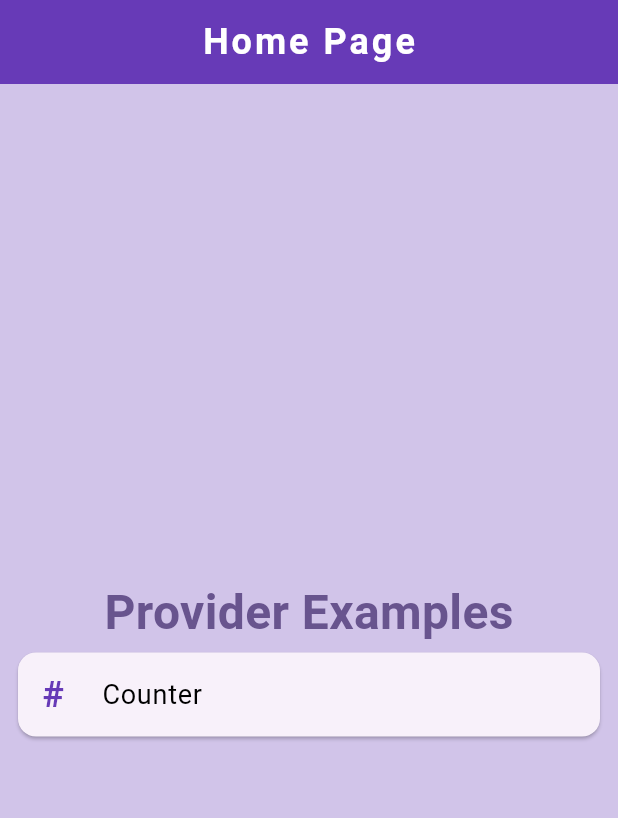
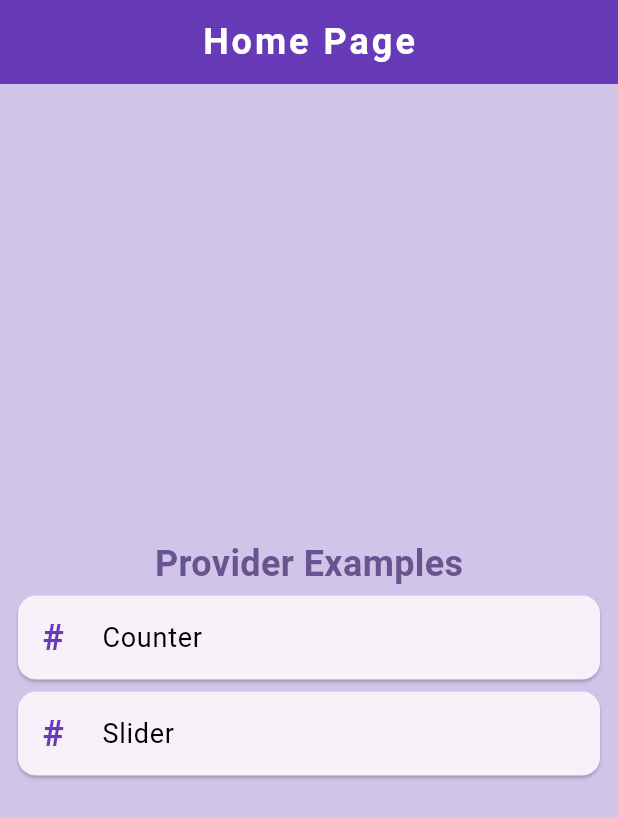
Before and after one commit to muhammadbilal254/learn_provider_flutter, a Flutter app: the screen it shows after launch, on a phone screen of 412 x 824 dp. Shown: the top 818 px of the screen. Run offline on Flutter 3.47's test engine with Material 3 defaults, Android fonts, the phone set to English and light mode, and no system bars; our stand-ins replace get.

Commit message:
slider with provider

```diff
--- a/lib/HomePage.dart
+++ b/lib/HomePage.dart
@@ -1,6 +1,7 @@
 import 'package:flutter/material.dart';
 import 'package:get/get.dart';
 import 'package:learn_provider/Examples/Counter/CounterPage.dart';
+import 'package:learn_provider/Examples/SliderExample/SliderPage.dart';
 
 class HomePage extends StatelessWidget {
   const HomePage({super.key});
@@ -21,7 +22,7 @@ class HomePage extends StatelessWidget {
             Text(
               "Provider Examples",
               style: TextStyle(
-                fontSize: 32,
+                fontSize: 24,
                 color: Theme.of(context).colorScheme.primary,
                 fontWeight: FontWeight.bold,
               ),
@@ -48,6 +49,29 @@ class HomePage extends StatelessWidget {
                   ),
                 ),
               ),
+            ),
+            Card(
+              child: ListTile(
+                onTap: () {
+                  Get.to(SliderPage());
+                },
+                leading: Text(
+                  "#",
+                  style: TextStyle(
+                    fontSize: 24,
+                    color: Colors.deepPurple,
+                    fontWeight: FontWeight.bold,
+                  ),
+                ),
+                title: Text(
+                  "Slider",
+                  style: TextStyle(
+                    fontSize: 18,
+                    color: Colors.black,
+                    fontWeight: FontWeight.w400,
+                  ),
+                ),
+              ),
             )
           ],
         ),
--- /dev/null
+++ b/lib/Provider/SliderProvider.dart
@@ -0,0 +1,11 @@
+import 'package:flutter/material.dart';
+
+class Sliderprovider extends ChangeNotifier {
+  double slider = 20;
+
+  void onSliderChange(double val) {
+    slider = val.ceilToDouble();
+    print("Slider : " + val.toString());
+    notifyListeners();
+  }
+}
--- a/lib/main.dart
+++ b/lib/main.dart
@@ -1,6 +1,9 @@
 import 'package:flutter/material.dart';
 import 'package:get/get.dart';
 import 'package:learn_provider/HomePage.dart';
+import 'package:learn_provider/Provider/CounterProvider.dart';
+import 'package:learn_provider/Provider/SliderProvider.dart';
+import 'package:provider/provider.dart';
 
 void main() {
   runApp(const MyApp());
@@ -11,7 +14,12 @@ class MyApp extends StatelessWidget {
 
   @override
   Widget build(BuildContext context) {
-    return GetMaterialApp(
+    return MultiProvider(
+      providers: [
+        ChangeNotifierProvider(create: (_) => CounterProvider()),
+        ChangeNotifierProvider(create: (_) => Sliderprovider()),
+      ],
+      child: GetMaterialApp(
         title: 'Learn Provider',
         theme: ThemeData(
           scaffoldBackgroundColor: Colors.deepPurple.shade100,
@@ -30,6 +38,7 @@ class MyApp extends StatelessWidget {
           useMaterial3: true,
         ),
         home: HomePage(),
+      ),
     );
   }
 }
```
Also changed, not shown: lib/Examples/Counter/CounterPage.dart (+20 -19 lines), lib/Examples/SliderExample/SliderPage.dart (added, +44 -0 lines), lib/Provider/CounterProvider.dart (added, +19 -0 lines), 1 other file. Lines whose indentation alone changed are shown as unchanged.
